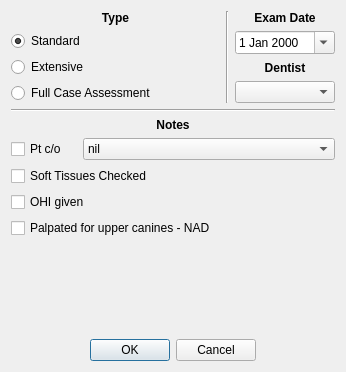
This is src/openmolar/qt-designer/exam_wizard.ui in rowinggolfer/openmolar1 as Qt 5 draws it before an edit. The edited form follows.
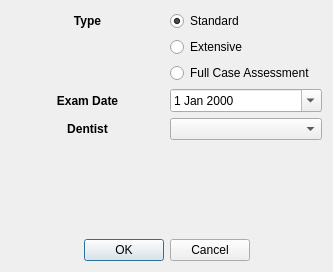
This is the edited form.

Commit message: simplified exam wizard (phrasebook better way of adding notes) childsmile button for u6s.

Diff of the .ui file:
```diff
--- a/src/openmolar/qt-designer/exam_wizard.ui
+++ b/src/openmolar/qt-designer/exam_wizard.ui
@@ -6,17 +6,15 @@
    <rect>
     <x>0</x>
     <y>0</y>
-    <width>346</width>
-    <height>372</height>
+    <width>333</width>
+    <height>272</height>
    </rect>
   </property>
   <property name="windowTitle">
    <string>Exam Wizard</string>
   </property>
-  <layout class="QGridLayout" name="gridLayout_2">
-   <item row="0" column="0" rowspan="2" colspan="3">
-    <layout class="QVBoxLayout" name="verticalLayout">
-     <item>
+  <layout class="QGridLayout" name="gridLayout">
+   <item row="0" column="0">
       <widget class="QLabel" name="label">
        <property name="font">
         <font>
@@ -32,7 +30,7 @@
        </property>
       </widget>
      </item>
-     <item>
+   <item row="0" column="1">
       <widget class="QRadioButton" name="examA_radioButton">
        <property name="text">
         <string>Standard</string>
@@ -42,32 +40,21 @@
        </property>
       </widget>
      </item>
-     <item>
+   <item row="1" column="1">
       <widget class="QRadioButton" name="examB_radioButton">
        <property name="text">
         <string>Extensive</string>
        </property>
       </widget>
      </item>
-     <item>
+   <item row="2" column="1">
       <widget class="QRadioButton" name="examC_radioButton">
        <property name="text">
         <string>Full Case Assessment</string>
        </property>
       </widget>
      </item>
-    </layout>
-   </item>
-   <item row="0" column="3" rowspan="2">
-    <widget class="Line" name="line_3">
-     <property name="orientation">
-      <enum>Qt::Vertical</enum>
-     </property>
-    </widget>
-   </item>
-   <item row="0" column="4">
-    <layout class="QVBoxLayout" name="verticalLayout_3">
-     <item>
+   <item row="3" column="0">
       <widget class="QLabel" name="label_3">
        <property name="font">
         <font>
@@ -83,7 +70,7 @@
        </property>
       </widget>
      </item>
-     <item>
+   <item row="3" column="1">
       <widget class="QDateEdit" name="dateEdit">
        <property name="minimumSize">
         <size>
@@ -96,11 +83,7 @@
        </property>
       </widget>
      </item>
-    </layout>
-   </item>
-   <item row="1" column="4">
-    <layout class="QVBoxLayout" name="verticalLayout_2">
-     <item>
+   <item row="4" column="0">
       <widget class="QLabel" name="label_2">
        <property name="font">
         <font>
@@ -119,110 +102,10 @@
        </property>
       </widget>
      </item>
-     <item>
+   <item row="4" column="1">
       <widget class="QComboBox" name="dents_comboBox"/>
      </item>
-    </layout>
-   </item>
-   <item row="2" column="0" colspan="5">
-    <widget class="Line" name="line">
-     <property name="orientation">
-      <enum>Qt::Horizontal</enum>
-     </property>
-    </widget>
-   </item>
-   <item row="3" column="0" colspan="5">
-    <widget class="QLabel" name="label_5">
-     <property name="font">
-      <font>
-       <weight>75</weight>
-       <bold>true</bold>
-      </font>
-     </property>
-     <property name="text">
-      <string>Notes</string>
-     </property>
-     <property name="alignment">
-      <set>Qt::AlignCenter</set>
-     </property>
-    </widget>
-   </item>
-   <item row="4" column="0">
-    <widget class="QCheckBox" name="checkBox">
-     <property name="text">
-      <string>Pt c/o</string>
-     </property>
-    </widget>
-   </item>
-   <item row="4" column="1" colspan="4">
-    <widget class="QComboBox" name="co_comboBox">
-     <item>
-      <property name="text">
-       <string>nil</string>
-      </property>
-     </item>
-     <item>
-      <property name="text">
-       <string>Broken Tooth</string>
-      </property>
-     </item>
-     <item>
-      <property name="text">
-       <string>Denture Problems</string>
-      </property>
-     </item>
-     <item>
-      <property name="text">
-       <string>Lost Filling</string>
-      </property>
-     </item>
-     <item>
-      <property name="text">
-       <string>Pain</string>
-      </property>
-     </item>
-     <item>
-      <property name="text">
-       <string>Sensitive Teeth</string>
-      </property>
-     </item>
-    </widget>
-   </item>
-   <item row="5" column="0" colspan="5">
-    <widget class="QCheckBox" name="softTissues_checkBox">
-     <property name="text">
-      <string>Soft Tissues Checked</string>
-     </property>
-    </widget>
-   </item>
-   <item row="6" column="0" colspan="5">
-    <widget class="QCheckBox" name="oh_checkBox">
-     <property name="text">
-      <string>OHI given</string>
-     </property>
-    </widget>
-   </item>
-   <item row="7" column="0" colspan="5">
-    <widget class="QCheckBox" name="canines_checkBox">
-     <property name="text">
-      <string>Palpated for upper canines - NAD</string>
-     </property>
-    </widget>
-   </item>
-   <item row="9" column="0" colspan="5">
-    <widget class="QDialogButtonBox" name="buttonBox">
-     <property name="orientation">
-      <enum>Qt::Horizontal</enum>
-     </property>
-     <property name="standardButtons">
-      <set>QDialogButtonBox::Cancel|QDialogButtonBox::Ok</set>
-     </property>
-     <property name="centerButtons">
-      <bool>true</bool>
-     </property>
-    </widget>
-   </item>
-   <item row="8" column="0">
+   <item row="5" column="1">
     <spacer name="verticalSpacer">
      <property name="orientation">
       <enum>Qt::Vertical</enum>
@@ -235,6 +118,19 @@
      </property>
     </spacer>
    </item>
+   <item row="6" column="0" colspan="2">
+    <widget class="QDialogButtonBox" name="buttonBox">
+     <property name="orientation">
+      <enum>Qt::Horizontal</enum>
+     </property>
+     <property name="standardButtons">
+      <set>QDialogButtonBox::Cancel|QDialogButtonBox::Ok</set>
+     </property>
+     <property name="centerButtons">
+      <bool>true</bool>
+     </property>
+    </widget>
+   </item>
   </layout>
  </widget>
  <resources/>
```
Lines whose indentation alone changed are shown as unchanged. The commit also changes 6 other files.
